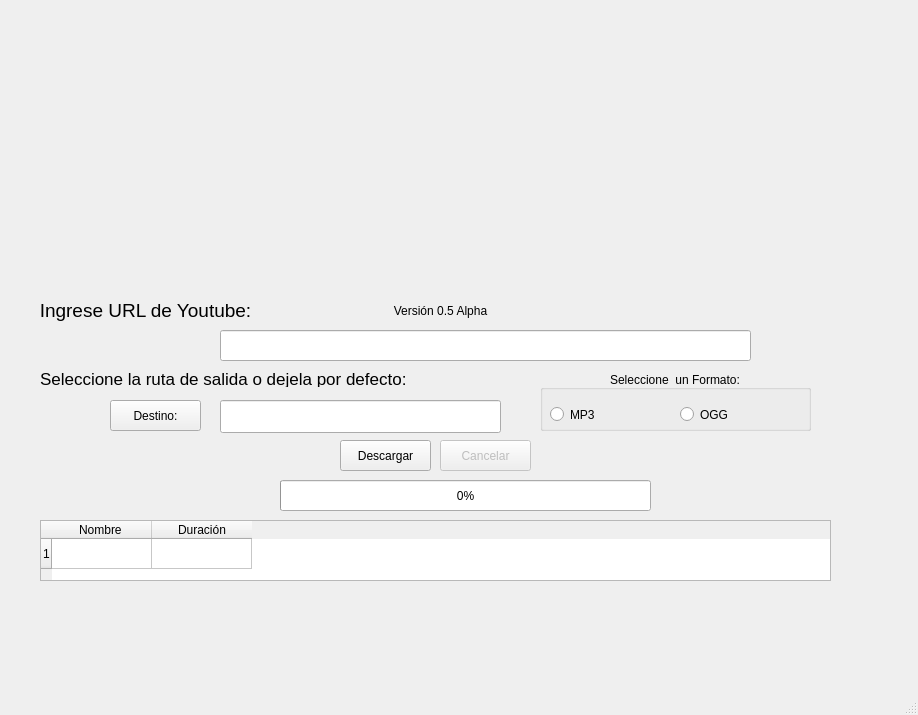
Before: the Qt Designer form audio.ui in erickcasita/DownloadAudioFromYoutube, drawn with Qt 5.
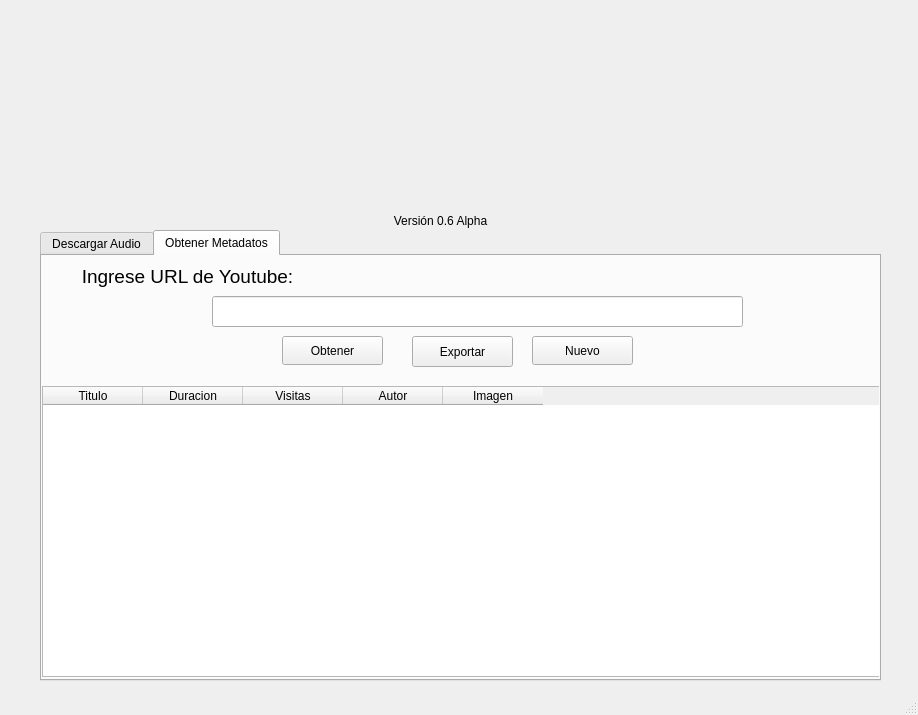
After: the same form once the commit is applied. Icons and pictures are not drawn.

Commit message: GUI Versión 0.6 Alpha

```diff
--- a/audio.ui
+++ b/audio.ui
@@ -18,23 +18,39 @@
     <property name="geometry">
      <rect>
       <x>380</x>
-      <y>300</y>
+      <y>210</y>
       <width>121</width>
       <height>21</height>
      </rect>
     </property>
     <property name="text">
-     <string>Versión 0.5 Alpha</string>
+     <string>Versión 0.6 Alpha</string>
     </property>
     <property name="alignment">
      <set>Qt::AlignCenter</set>
     </property>
    </widget>
+   <widget class="QTabWidget" name="tabWidget">
+    <property name="geometry">
+     <rect>
+      <x>40</x>
+      <y>230</y>
+      <width>841</width>
+      <height>451</height>
+     </rect>
+    </property>
+    <property name="currentIndex">
+     <number>1</number>
+    </property>
+    <widget class="QWidget" name="tab">
+     <attribute name="title">
+      <string>Descargar Audio</string>
+     </attribute>
    <widget class="QLabel" name="lbl_url">
     <property name="geometry">
      <rect>
-      <x>20</x>
-      <y>300</y>
+        <x>10</x>
+        <y>10</y>
       <width>251</width>
       <height>21</height>
      </rect>
@@ -54,153 +70,18 @@
    <widget class="QLineEdit" name="txt_url">
     <property name="geometry">
      <rect>
-      <x>220</x>
-      <y>330</y>
+        <x>150</x>
+        <y>40</y>
       <width>531</width>
       <height>31</height>
      </rect>
     </property>
    </widget>
-   <widget class="QPushButton" name="btn_descargar">
-    <property name="enabled">
-     <bool>true</bool>
-    </property>
-    <property name="geometry">
-     <rect>
-      <x>340</x>
-      <y>440</y>
-      <width>91</width>
-      <height>31</height>
-     </rect>
-    </property>
-    <property name="text">
-     <string>Descargar</string>
-    </property>
-   </widget>
-   <widget class="QProgressBar" name="progressBar">
-    <property name="geometry">
-     <rect>
-      <x>280</x>
-      <y>480</y>
-      <width>371</width>
-      <height>31</height>
-     </rect>
-    </property>
-    <property name="value">
-     <number>0</number>
-    </property>
-    <property name="alignment">
-     <set>Qt::AlignCenter</set>
-    </property>
-   </widget>
-   <widget class="QLabel" name="lbl_status">
-    <property name="geometry">
-     <rect>
-      <x>310</x>
-      <y>600</y>
-      <width>291</width>
-      <height>41</height>
-     </rect>
-    </property>
-    <property name="font">
-     <font>
-      <pointsize>12</pointsize>
-     </font>
-    </property>
-    <property name="text">
-     <string/>
-    </property>
-    <property name="alignment">
-     <set>Qt::AlignCenter</set>
-    </property>
-   </widget>
-   <widget class="QPushButton" name="btn_destino">
-    <property name="geometry">
-     <rect>
-      <x>110</x>
-      <y>400</y>
-      <width>91</width>
-      <height>31</height>
-     </rect>
-    </property>
-    <property name="text">
-     <string>Destino:</string>
-    </property>
-   </widget>
-   <widget class="QLineEdit" name="txt_ruta">
-    <property name="geometry">
-     <rect>
-      <x>220</x>
-      <y>400</y>
-      <width>281</width>
-      <height>33</height>
-     </rect>
-    </property>
-   </widget>
-   <widget class="QLabel" name="lbl_titulo">
-    <property name="geometry">
-     <rect>
-      <x>20</x>
-      <y>0</y>
-      <width>861</width>
-      <height>301</height>
-     </rect>
-    </property>
-    <property name="sizePolicy">
-     <sizepolicy hsizetype="Preferred" vsizetype="Preferred">
-      <horstretch>0</horstretch>
-      <verstretch>0</verstretch>
-     </sizepolicy>
-    </property>
-    <property name="text">
-     <string/>
-    </property>
-    <property name="pixmap">
-     <pixmap resource="loco_cabeza.qrc">:/logo_cabeza/logosoftware.png</pixmap>
-    </property>
-   </widget>
-   <widget class="QTableWidget" name="tableWidget">
-    <property name="geometry">
-     <rect>
-      <x>40</x>
-      <y>520</y>
-      <width>791</width>
-      <height>61</height>
-     </rect>
-    </property>
-    <property name="sizePolicy">
-     <sizepolicy hsizetype="Expanding" vsizetype="Expanding">
-      <horstretch>0</horstretch>
-      <verstretch>0</verstretch>
-     </sizepolicy>
-    </property>
-    <property name="autoScroll">
-     <bool>true</bool>
-    </property>
-    <property name="horizontalScrollMode">
-     <enum>QAbstractItemView::ScrollPerItem</enum>
-    </property>
-    <row>
-     <property name="text">
-      <string>1</string>
-     </property>
-    </row>
-    <column>
-     <property name="text">
-      <string>Nombre </string>
-     </property>
-    </column>
-    <column>
-     <property name="text">
-      <string>Duración</string>
-     </property>
-    </column>
-   </widget>
    <widget class="QLabel" name="label">
     <property name="geometry">
      <rect>
-      <x>40</x>
-      <y>370</y>
+        <x>30</x>
+        <y>80</y>
       <width>391</width>
       <height>17</height>
      </rect>
@@ -214,11 +95,66 @@
      <string>Seleccione la ruta de salida o dejela por defecto:</string>
     </property>
    </widget>
+     <widget class="QLineEdit" name="txt_ruta">
+      <property name="geometry">
+       <rect>
+        <x>150</x>
+        <y>120</y>
+        <width>281</width>
+        <height>33</height>
+       </rect>
+      </property>
+     </widget>
+     <widget class="QPushButton" name="btn_destino">
+      <property name="geometry">
+       <rect>
+        <x>40</x>
+        <y>120</y>
+        <width>91</width>
+        <height>31</height>
+       </rect>
+      </property>
+      <property name="text">
+       <string>Destino:</string>
+      </property>
+     </widget>
+     <widget class="QPushButton" name="btn_descargar">
+      <property name="enabled">
+       <bool>true</bool>
+      </property>
+      <property name="geometry">
+       <rect>
+        <x>290</x>
+        <y>170</y>
+        <width>91</width>
+        <height>31</height>
+       </rect>
+      </property>
+      <property name="text">
+       <string>Descargar</string>
+      </property>
+     </widget>
+     <widget class="QPushButton" name="btn_cancelar">
+      <property name="enabled">
+       <bool>false</bool>
+      </property>
+      <property name="geometry">
+       <rect>
+        <x>410</x>
+        <y>170</y>
+        <width>91</width>
+        <height>31</height>
+       </rect>
+      </property>
+      <property name="text">
+       <string>Cancelar</string>
+      </property>
+     </widget>
    <widget class="QGroupBox" name="groupBox">
     <property name="geometry">
      <rect>
-      <x>540</x>
-      <y>370</y>
+        <x>490</x>
+        <y>100</y>
       <width>271</width>
       <height>61</height>
      </rect>
@@ -259,35 +195,214 @@
      </property>
     </widget>
    </widget>
-   <widget class="QPushButton" name="btn_cancelar">
-    <property name="enabled">
-     <bool>false</bool>
-    </property>
+     <widget class="QProgressBar" name="progressBar">
+      <property name="geometry">
+       <rect>
+        <x>210</x>
+        <y>210</y>
+        <width>371</width>
+        <height>31</height>
+       </rect>
+      </property>
+      <property name="value">
+       <number>0</number>
+      </property>
+      <property name="alignment">
+       <set>Qt::AlignCenter</set>
+      </property>
+     </widget>
+     <widget class="QTableWidget" name="tableWidget">
     <property name="geometry">
      <rect>
-      <x>440</x>
-      <y>440</y>
-      <width>91</width>
+        <x>20</x>
+        <y>260</y>
+        <width>791</width>
+        <height>61</height>
+       </rect>
+      </property>
+      <property name="sizePolicy">
+       <sizepolicy hsizetype="Expanding" vsizetype="Expanding">
+        <horstretch>0</horstretch>
+        <verstretch>0</verstretch>
+       </sizepolicy>
+      </property>
+      <property name="autoScroll">
+       <bool>true</bool>
+      </property>
+      <property name="horizontalScrollMode">
+       <enum>QAbstractItemView::ScrollPerItem</enum>
+      </property>
+      <row>
+       <property name="text">
+        <string>1</string>
+       </property>
+      </row>
+      <column>
+       <property name="text">
+        <string>Nombre </string>
+       </property>
+      </column>
+      <column>
+       <property name="text">
+        <string>Duración</string>
+       </property>
+      </column>
+     </widget>
+     <widget class="QLabel" name="lbl_status">
+      <property name="geometry">
+       <rect>
+        <x>260</x>
+        <y>350</y>
+        <width>291</width>
+        <height>41</height>
+       </rect>
+      </property>
+      <property name="font">
+       <font>
+        <pointsize>12</pointsize>
+       </font>
+      </property>
+      <property name="text">
+       <string/>
+      </property>
+      <property name="alignment">
+       <set>Qt::AlignCenter</set>
+      </property>
+     </widget>
+    </widget>
+    <widget class="QWidget" name="tab_2">
+     <attribute name="title">
+      <string>Obtener Metadatos</string>
+     </attribute>
+     <widget class="QLabel" name="lbl_url_2">
+      <property name="geometry">
+       <rect>
+        <x>20</x>
+        <y>10</y>
+        <width>251</width>
+        <height>21</height>
+       </rect>
+      </property>
+      <property name="font">
+       <font>
+        <pointsize>14</pointsize>
+       </font>
+      </property>
+      <property name="text">
+       <string>Ingrese URL de Youtube:</string>
+      </property>
+      <property name="alignment">
+       <set>Qt::AlignCenter</set>
+      </property>
+     </widget>
+     <widget class="QLineEdit" name="txt_url_2">
+      <property name="geometry">
+       <rect>
+        <x>170</x>
+        <y>40</y>
+        <width>531</width>
       <height>31</height>
      </rect>
     </property>
+     </widget>
+     <widget class="QTableWidget" name="tabla_datos">
+      <property name="geometry">
+       <rect>
+        <x>0</x>
+        <y>130</y>
+        <width>841</width>
+        <height>291</height>
+       </rect>
+      </property>
+      <property name="editTriggers">
+       <set>QAbstractItemView::NoEditTriggers</set>
+      </property>
+      <property name="columnCount">
+       <number>5</number>
+      </property>
+      <column>
     <property name="text">
-     <string>Cancelar</string>
-    </property>
-   </widget>
-   <zorder>lbl_titulo</zorder>
-   <zorder>lbl_version</zorder>
-   <zorder>lbl_url</zorder>
-   <zorder>txt_url</zorder>
-   <zorder>btn_descargar</zorder>
-   <zorder>lbl_status</zorder>
-   <zorder>btn_destino</zorder>
-   <zorder>txt_ruta</zorder>
-   <zorder>progressBar</zorder>
-   <zorder>tableWidget</zorder>
-   <zorder>label</zorder>
-   <zorder>groupBox</zorder>
-   <zorder>btn_cancelar</zorder>
+        <string>Titulo</string>
+       </property>
+      </column>
+      <column>
+       <property name="text">
+        <string>Duracion</string>
+       </property>
+      </column>
+      <column>
+       <property name="text">
+        <string>Visitas</string>
+       </property>
+      </column>
+      <column>
+       <property name="text">
+        <string>Autor</string>
+       </property>
+      </column>
+      <column>
+       <property name="text">
+        <string>Imagen</string>
+       </property>
+      </column>
+     </widget>
+     <widget class="QPushButton" name="btn_datos">
+      <property name="geometry">
+       <rect>
+        <x>240</x>
+        <y>80</y>
+        <width>101</width>
+        <height>29</height>
+       </rect>
+      </property>
+      <property name="text">
+       <string>Obtener</string>
+      </property>
+     </widget>
+     <widget class="QPushButton" name="btn_exportar">
+      <property name="geometry">
+       <rect>
+        <x>370</x>
+        <y>80</y>
+        <width>101</width>
+        <height>31</height>
+       </rect>
+      </property>
+      <property name="text">
+       <string>Exportar</string>
+      </property>
+     </widget>
+     <widget class="QPushButton" name="btn_nuevo">
+      <property name="geometry">
+       <rect>
+        <x>490</x>
+        <y>80</y>
+        <width>101</width>
+        <height>29</height>
+       </rect>
+      </property>
+      <property name="text">
+       <string>Nuevo</string>
+      </property>
+     </widget>
+    </widget>
+   </widget>
+   <widget class="QLabel" name="label_2">
+    <property name="geometry">
+     <rect>
+      <x>0</x>
+      <y>20</y>
+      <width>901</width>
+      <height>181</height>
+     </rect>
+    </property>
+    <property name="text">
+     <string>&lt;html&gt;&lt;head/&gt;&lt;body&gt;&lt;p&gt;&lt;img src=&quot;:/logo_software/logosoftware.png&quot;/&gt;&lt;/p&gt;&lt;/body&gt;&lt;/html&gt;</string>
+    </property>
+    <property name="alignment">
+     <set>Qt::AlignCenter</set>
+    </property>
+   </widget>
   </widget>
   <widget class="QStatusBar" name="statusbar"/>
   <action name="actionAcerca_de">
```
Left out of the diff: 2 changed lines with no effect on the pictures. Lines whose indentation alone changed are shown as unchanged.
